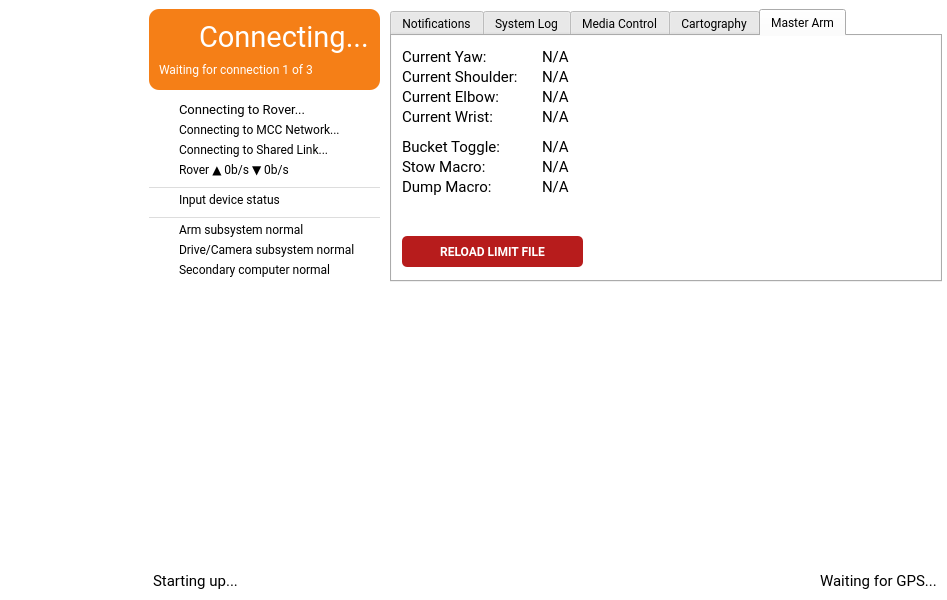
wuspy/soro, file MissionControl/soromainwindow.ui: the form before one commit.
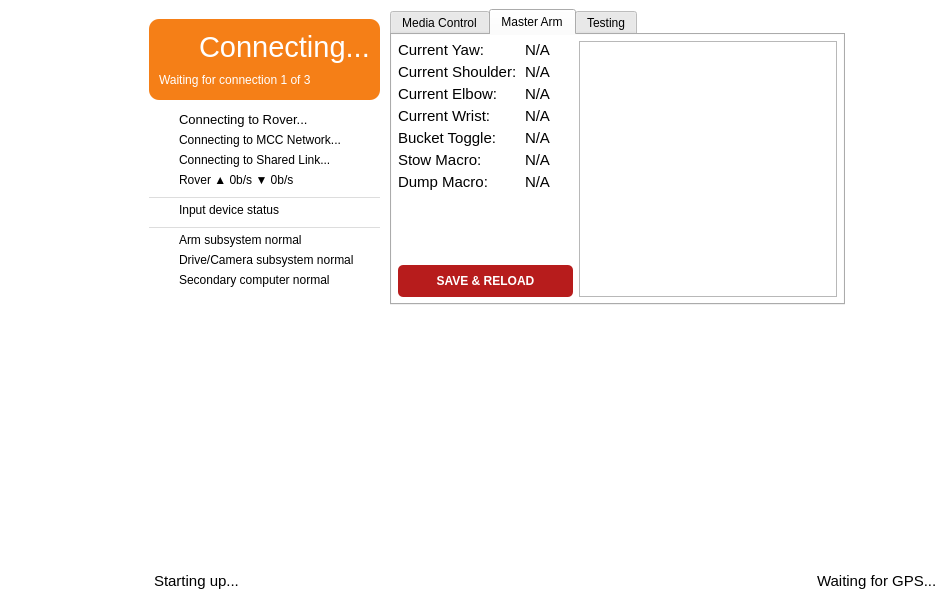
The form after the commit. The open tabs and pages were chosen to show the change. Custom widgets are drawn as their Qt base class.

The edit to the form file:
```diff
--- a/MissionControl/soromainwindow.ui
+++ b/MissionControl/soromainwindow.ui
@@ -16,6 +16,11 @@
     <height>600</height>
    </size>
   </property>
+  <property name="font">
+   <font>
+    <family>Arial</family>
+   </font>
+  </property>
   <property name="windowTitle">
    <string>Mission Control</string>
   </property>
@@ -75,7 +80,7 @@
        </property>
        <property name="font">
         <font>
-         <family>Roboto</family>
+         <family>Arial</family>
          <pointsize>11</pointsize>
         </font>
        </property>
@@ -120,7 +125,7 @@
        </property>
        <property name="font">
         <font>
-         <family>Roboto</family>
+         <family>Arial</family>
          <pointsize>11</pointsize>
         </font>
        </property>
@@ -144,16 +149,26 @@
       <height>271</height>
      </rect>
     </property>
+    <property name="font">
+     <font>
+      <family>Arial</family>
+     </font>
+    </property>
    </widget>
    <widget class="QWidget" name="infoContainer" native="true">
     <property name="geometry">
      <rect>
       <x>140</x>
       <y>0</y>
-      <width>811</width>
-      <height>291</height>
+      <width>714</width>
+      <height>314</height>
      </rect>
     </property>
+    <property name="font">
+     <font>
+      <family>Arial</family>
+     </font>
+    </property>
     <layout class="QHBoxLayout" name="horizontalLayout_2">
      <property name="leftMargin">
       <number>9</number>
@@ -192,7 +207,7 @@
         </property>
         <property name="font">
          <font>
-          <family>Roboto</family>
+          <family>Arial</family>
           <pointsize>10</pointsize>
           <weight>50</weight>
           <bold>false</bold>
@@ -213,7 +228,7 @@
         </property>
         <property name="font">
          <font>
-          <family>Roboto</family>
+          <family>Arial</family>
           <pointsize>9</pointsize>
           <weight>50</weight>
           <bold>false</bold>
@@ -237,7 +252,7 @@
         </property>
         <property name="font">
          <font>
-          <family>Roboto</family>
+          <family>Arial</family>
           <pointsize>9</pointsize>
           <weight>50</weight>
           <bold>false</bold>
@@ -303,7 +318,7 @@
         </property>
         <property name="font">
          <font>
-          <family>Roboto</family>
+          <family>Arial</family>
           <pointsize>9</pointsize>
           <weight>50</weight>
           <bold>false</bold>
@@ -343,7 +358,7 @@
         </property>
         <property name="font">
          <font>
-          <family>Roboto</family>
+          <family>Arial</family>
           <pointsize>9</pointsize>
           <weight>50</weight>
           <bold>false</bold>
@@ -399,7 +414,7 @@
         </property>
         <property name="font">
          <font>
-          <family>Roboto</family>
+          <family>Arial</family>
           <pointsize>9</pointsize>
           <weight>50</weight>
           <bold>false</bold>
@@ -436,7 +451,7 @@
         </property>
         <property name="font">
          <font>
-          <family>Roboto</family>
+          <family>Arial</family>
           <pointsize>9</pointsize>
           <weight>50</weight>
           <bold>false</bold>
@@ -457,7 +472,7 @@
         </property>
         <property name="font">
          <font>
-          <family>Roboto</family>
+          <family>Arial</family>
           <pointsize>9</pointsize>
           <weight>50</weight>
           <bold>false</bold>
@@ -573,7 +588,7 @@
          </property>
          <property name="font">
           <font>
-           <family>Roboto</family>
+           <family>Arial</family>
            <pointsize>22</pointsize>
            <weight>50</weight>
            <bold>false</bold>
@@ -597,7 +612,7 @@
          </property>
          <property name="font">
           <font>
-           <family>Roboto</family>
+           <family>Arial</family>
           </font>
          </property>
          <property name="styleSheet">
@@ -627,7 +642,7 @@
       <widget class="QTabWidget" name="mainTabWidget">
        <property name="font">
         <font>
-         <family>Roboto</family>
+         <family>Arial</family>
         </font>
        </property>
        <property name="tabPosition">
@@ -636,76 +651,9 @@
        <property name="currentIndex">
         <number>3</number>
        </property>
-       <widget class="QWidget" name="notificationTab">
-        <attribute name="title">
-         <string>Notifications</string>
-        </attribute>
-        <layout class="QVBoxLayout" name="verticalLayout_2">
-         <property name="leftMargin">
-          <number>6</number>
-         </property>
-         <property name="topMargin">
-          <number>6</number>
-         </property>
-         <property name="rightMargin">
-          <number>6</number>
-         </property>
-         <property name="bottomMargin">
-          <number>6</number>
-         </property>
-         <item>
-          <widget class="QListWidget" name="eventListWidget"/>
-         </item>
-         <item>
-          <widget class="QLineEdit" name="chatLineEdit"/>
-         </item>
-        </layout>
-       </widget>
-       <widget class="QWidget" name="systemLogTab">
-        <attribute name="title">
-         <string>System Log</string>
-        </attribute>
-        <layout class="QVBoxLayout" name="verticalLayout_3">
-         <property name="leftMargin">
-          <number>6</number>
-         </property>
-         <property name="topMargin">
-          <number>6</number>
-         </property>
-         <property name="rightMargin">
-          <number>6</number>
-         </property>
-         <property name="bottomMargin">
-          <number>6</number>
-         </property>
-         <item>
-          <widget class="QLabel" name="label">
-           <property name="font">
-            <font>
-             <family>Roboto</family>
-             <pointsize>10</pointsize>
-            </font>
-           </property>
-           <property name="styleSheet">
-            <string notr="true">color: #b71c1c;</string>
-           </property>
-           <property name="text">
-            <string>Unless your name is Jacob or Kevin, do not pay attention to anything you read here.</string>
-           </property>
-           <property name="wordWrap">
-            <bool>true</bool>
-           </property>
-          </widget>
-         </item>
-         <item>
-          <widget class="QTextEdit" name="loggingTextEdit">
-           <property name="readOnly">
-            <bool>true</bool>
-           </property>
-          </widget>
-         </item>
-        </layout>
-       </widget>
+       <property name="documentMode">
+        <bool>false</bool>
+       </property>
        <widget class="QWidget" name="mediaControlsTab">
         <attribute name="title">
          <string>Media Control</string>
@@ -915,55 +863,63 @@
          </item>
         </layout>
        </widget>
-       <widget class="QWidget" name="cartographyTab">
-        <attribute name="title">
-         <string>Cartography</string>
-        </attribute>
-       </widget>
        <widget class="QWidget" name="masterArmTab">
         <attribute name="title">
          <string>Master Arm</string>
         </attribute>
-        <widget class="QPushButton" name="masterarm_reloadFileButton">
-         <property name="geometry">
-          <rect>
-           <x>10</x>
-           <y>200</y>
-           <width>181</width>
-           <height>31</height>
-          </rect>
+        <layout class="QHBoxLayout" name="horizontalLayout_3">
+         <property name="leftMargin">
+          <number>6</number>
          </property>
-         <property name="font">
-          <font>
-           <family>Roboto</family>
-           <weight>75</weight>
-           <bold>true</bold>
-          </font>
+         <property name="topMargin">
+          <number>6</number>
          </property>
-         <property name="styleSheet">
-          <string notr="true">border-radius: 5px;
-color: white;
-background-color: #b71c1c;</string>
+         <property name="rightMargin">
+          <number>6</number>
          </property>
-         <property name="text">
-          <string>RELOAD LIMIT FILE</string>
+         <property name="bottomMargin">
+          <number>6</number>
          </property>
-         <property name="flat">
-          <bool>true</bool>
-         </property>
-        </widget>
+         <item>
+          <widget class="QWidget" name="masterArmConfigContainer" native="true">
+           <property name="maximumSize">
+            <size>
+             <width>180</width>
+             <height>16777215</height>
+            </size>
+           </property>
+           <layout class="QVBoxLayout" name="verticalLayout_5">
+            <property name="spacing">
+             <number>0</number>
+            </property>
+            <property name="leftMargin">
+             <number>0</number>
+            </property>
+            <property name="topMargin">
+             <number>0</number>
+            </property>
+            <property name="rightMargin">
+             <number>0</number>
+            </property>
+            <property name="bottomMargin">
+             <number>0</number>
+            </property>
+            <item>
+             <layout class="QFormLayout" name="masterArmValuesFormLayout">
+              <property name="fieldGrowthPolicy">
+               <enum>QFormLayout::ExpandingFieldsGrow</enum>
+              </property>
+              <property name="horizontalSpacing">
+               <number>8</number>
+              </property>
+              <property name="verticalSpacing">
+               <number>4</number>
+              </property>
+              <item row="1" column="0">
         <widget class="QLabel" name="sys_armSubsystemLabel_2">
-         <property name="geometry">
-          <rect>
-           <x>10</x>
-           <y>10</y>
-           <width>131</width>
-           <height>21</height>
-          </rect>
-         </property>
          <property name="font">
           <font>
-           <family>Roboto</family>
+                  <family>Arial</family>
            <pointsize>11</pointsize>
            <weight>50</weight>
            <bold>false</bold>
@@ -973,18 +929,33 @@
           <string>Current Yaw:</string>
          </property>
         </widget>
+              </item>
+              <item row="1" column="1">
+               <widget class="QLabel" name="masterarm_yawValueLabel">
+                <property name="minimumSize">
+                 <size>
+                  <width>48</width>
+                  <height>0</height>
+                 </size>
+                </property>
+                <property name="font">
+                 <font>
+                  <family>Arial</family>
+                  <pointsize>11</pointsize>
+                  <weight>50</weight>
+                  <bold>false</bold>
+                 </font>
+                </property>
+                <property name="text">
+                 <string>N/A</string>
+                </property>
+               </widget>
+              </item>
+              <item row="2" column="0">
         <widget class="QLabel" name="sys_armSubsystemLabel_3">
-         <property name="geometry">
-          <rect>
-           <x>10</x>
-           <y>30</y>
-           <width>131</width>
-           <height>21</height>
-          </rect>
-         </property>
          <property name="font">
           <font>
-           <family>Roboto</family>
+                  <family>Arial</family>
            <pointsize>11</pointsize>
            <weight>50</weight>
            <bold>false</bold>
@@ -994,18 +965,33 @@
           <string>Current Shoulder:</string>
          </property>
         </widget>
+              </item>
+              <item row="2" column="1">
+               <widget class="QLabel" name="masterarm_shoulderValueLabel">
+                <property name="minimumSize">
+                 <size>
+                  <width>48</width>
+                  <height>0</height>
+                 </size>
+                </property>
+                <property name="font">
+                 <font>
+                  <family>Arial</family>
+                  <pointsize>11</pointsize>
+                  <weight>50</weight>
+                  <bold>false</bold>
+                 </font>
+                </property>
+                <property name="text">
+                 <string>N/A</string>
+                </property>
+               </widget>
+              </item>
+              <item row="3" column="0">
         <widget class="QLabel" name="sys_armSubsystemLabel_4">
-         <property name="geometry">
-          <rect>
-           <x>10</x>
-           <y>50</y>
-           <width>131</width>
-           <height>21</height>
-          </rect>
-         </property>
          <property name="font">
           <font>
-           <family>Roboto</family>
+                  <family>Arial</family>
            <pointsize>11</pointsize>
            <weight>50</weight>
            <bold>false</bold>
@@ -1015,18 +1001,33 @@
           <string>Current Elbow:</string>
          </property>
         </widget>
+              </item>
+              <item row="3" column="1">
+               <widget class="QLabel" name="masterarm_elbowValueLabel">
+                <property name="minimumSize">
+                 <size>
+                  <width>48</width>
+                  <height>0</height>
+                 </size>
+                </property>
+                <property name="font">
+                 <font>
+                  <family>Arial</family>
+                  <pointsize>11</pointsize>
+                  <weight>50</weight>
+                  <bold>false</bold>
+                 </font>
+                </property>
+                <property name="text">
+                 <string>N/A</string>
+                </property>
+               </widget>
+              </item>
+              <item row="4" column="0">
         <widget class="QLabel" name="sys_armSubsystemLabel_5">
-         <property name="geometry">
-          <rect>
-           <x>10</x>
-           <y>70</y>
-           <width>131</width>
-           <height>21</height>
-          </rect>
-         </property>
          <property name="font">
           <font>
-           <family>Roboto</family>
+                  <family>Arial</family>
            <pointsize>11</pointsize>
            <weight>50</weight>
            <bold>false</bold>
@@ -1036,81 +1037,18 @@
           <string>Current Wrist:</string>
          </property>
         </widget>
-        <widget class="QLabel" name="masterarm_yawValueLabel">
-         <property name="geometry">
-          <rect>
-           <x>150</x>
-           <y>10</y>
-           <width>71</width>
-           <height>21</height>
-          </rect>
-         </property>
-         <property name="font">
-          <font>
-           <family>Roboto</family>
-           <pointsize>11</pointsize>
-           <weight>50</weight>
-           <bold>false</bold>
-          </font>
-         </property>
-         <property name="text">
-          <string>N/A</string>
-         </property>
-        </widget>
-        <widget class="QLabel" name="masterarm_shoulderValueLabel">
-         <property name="geometry">
-          <rect>
-           <x>150</x>
-           <y>30</y>
-           <width>71</width>
-           <height>21</height>
-          </rect>
-         </property>
-         <property name="font">
-          <font>
-           <family>Roboto</family>
-           <pointsize>11</pointsize>
-           <weight>50</weight>
-           <bold>false</bold>
-          </font>
-         </property>
-         <property name="text">
-          <string>N/A</string>
-         </property>
-        </widget>
-        <widget class="QLabel" name="masterarm_elbowValueLabel">
-         <property name="geometry">
-          <rect>
-           <x>150</x>
-           <y>50</y>
-           <width>71</width>
-           <height>21</height>
-          </rect>
-         </property>
-         <property name="font">
-          <font>
-           <family>Roboto</family>
-           <pointsize>11</pointsize>
-           <weight>50</weight>
-           <bold>false</bold>
-          </font>
-         </property>
-         <property name="text">
-          <string>N/A</string>
-         </property>
-        </widget>
+              </item>
+              <item row="4" column="1">
         <widget class="QLabel" name="masterarm_wristValueLabel">
-         <property name="geometry">
-          <rect>
-           <x>150</x>
-           <y>70</y>
-           <width>71</width>
-           <height>21</height>
-          </rect>
+                <property name="minimumSize">
+                 <size>
+                  <width>48</width>
+                  <height>0</height>
+                 </size>
          </property>
          <property name="font">
           <font>
-           <family>Roboto</family>
+                  <family>Arial</family>
            <pointsize>11</pointsize>
            <weight>50</weight>
            <bold>false</bold>
@@ -1120,18 +1058,48 @@
           <string>N/A</string>
          </property>
         </widget>
+              </item>
+              <item row="6" column="0">
+               <widget class="QLabel" name="sys_armSubsystemLabel_11">
+                <property name="font">
+                 <font>
+                  <family>Arial</family>
+                  <pointsize>11</pointsize>
+                  <weight>50</weight>
+                  <bold>false</bold>
+                 </font>
+                </property>
+                <property name="text">
+                 <string>Bucket Toggle:</string>
+                </property>
+               </widget>
+              </item>
+              <item row="6" column="1">
+               <widget class="QLabel" name="masterarm_bucketToggleValueLabel">
+                <property name="minimumSize">
+                 <size>
+                  <width>48</width>
+                  <height>0</height>
+                 </size>
+                </property>
+                <property name="font">
+                 <font>
+                  <family>Arial</family>
+                  <pointsize>11</pointsize>
+                  <weight>50</weight>
+                  <bold>false</bold>
+                 </font>
+                </property>
+                <property name="text">
+                 <string>N/A</string>
+                </property>
+               </widget>
+              </item>
+              <item row="7" column="0">
         <widget class="QLabel" name="sys_armSubsystemLabel_10">
-         <property name="geometry">
-          <rect>
-           <x>10</x>
-           <y>120</y>
-           <width>131</width>
-           <height>21</height>
-          </rect>
-         </property>
          <property name="font">
           <font>
-           <family>Roboto</family>
+                  <family>Arial</family>
            <pointsize>11</pointsize>
            <weight>50</weight>
            <bold>false</bold>
@@ -1141,18 +1109,18 @@
           <string>Stow Macro:</string>
          </property>
         </widget>
+              </item>
+              <item row="7" column="1">
         <widget class="QLabel" name="masterarm_stowMacroValueLabel">
-         <property name="geometry">
-          <rect>
-           <x>150</x>
-           <y>120</y>
-           <width>71</width>
-           <height>21</height>
-          </rect>
+                <property name="minimumSize">
+                 <size>
+                  <width>48</width>
+                  <height>0</height>
+                 </size>
          </property>
          <property name="font">
           <font>
-           <family>Roboto</family>
+                  <family>Arial</family>
            <pointsize>11</pointsize>
            <weight>50</weight>
            <bold>false</bold>
@@ -1162,18 +1130,12 @@
           <string>N/A</string>
          </property>
         </widget>
+              </item>
+              <item row="8" column="0">
         <widget class="QLabel" name="sys_armSubsystemLabel_12">
-         <property name="geometry">
-          <rect>
-           <x>10</x>
-           <y>140</y>
-           <width>131</width>
-           <height>21</height>
-          </rect>
-         </property>
          <property name="font">
           <font>
-           <family>Roboto</family>
+                  <family>Arial</family>
            <pointsize>11</pointsize>
            <weight>50</weight>
            <bold>false</bold>
@@ -1183,18 +1145,18 @@
           <string>Dump Macro:</string>
          </property>
         </widget>
+              </item>
+              <item row="8" column="1">
         <widget class="QLabel" name="masterarm_dumpMacroValueLabel">
-         <property name="geometry">
-          <rect>
-           <x>150</x>
-           <y>140</y>
-           <width>71</width>
-           <height>21</height>
-          </rect>
+                <property name="minimumSize">
+                 <size>
+                  <width>48</width>
+                  <height>0</height>
+                 </size>
          </property>
          <property name="font">
           <font>
-           <family>Roboto</family>
+                  <family>Arial</family>
            <pointsize>11</pointsize>
            <weight>50</weight>
            <bold>false</bold>
@@ -1204,48 +1166,148 @@
           <string>N/A</string>
          </property>
         </widget>
-        <widget class="QLabel" name="sys_armSubsystemLabel_11">
-         <property name="geometry">
-          <rect>
-           <x>10</x>
-           <y>100</y>
-           <width>131</width>
-           <height>21</height>
-          </rect>
-         </property>
+              </item>
+             </layout>
+            </item>
+            <item>
+             <spacer name="verticalSpacer_3">
+              <property name="orientation">
+               <enum>Qt::Vertical</enum>
+              </property>
+              <property name="sizeHint" stdset="0">
+               <size>
+                <width>20</width>
+                <height>40</height>
+               </size>
+              </property>
+             </spacer>
+            </item>
+            <item>
+             <widget class="QPushButton" name="masterarm_reloadFileButton">
+              <property name="minimumSize">
+               <size>
+                <width>0</width>
+                <height>32</height>
+               </size>
+              </property>
          <property name="font">
           <font>
-           <family>Roboto</family>
-           <pointsize>11</pointsize>
-           <weight>50</weight>
-           <bold>false</bold>
-          </font>
-         </property>
+                <family>Arial</family>
+                <weight>75</weight>
+                <bold>true</bold>
+               </font>
+              </property>
+              <property name="cursor">
+               <cursorShape>PointingHandCursor</cursorShape>
+              </property>
+              <property name="styleSheet">
+               <string notr="true">border-radius: 5px;
+color: white;
+background-color: #b71c1c;</string>
+              </property>
          <property name="text">
-          <string>Bucket Toggle:</string>
-         </property>
-        </widget>
-        <widget class="QLabel" name="masterarm_bucketToggleValueLabel">
-         <property name="geometry">
-          <rect>
-           <x>150</x>
-           <y>100</y>
-           <width>71</width>
-           <height>21</height>
-          </rect>
-         </property>
+               <string>SAVE &amp;&amp; RELOAD</string>
+              </property>
+              <property name="flat">
+               <bool>true</bool>
+              </property>
+             </widget>
+            </item>
+           </layout>
+          </widget>
+         </item>
+         <item>
+          <widget class="QTextEdit" name="masterArmFileTextEdit">
+           <property name="font">
+            <font>
+             <family>Arial</family>
+            </font>
+           </property>
+           <property name="frameShape">
+            <enum>QFrame::StyledPanel</enum>
+           </property>
+          </widget>
+         </item>
+        </layout>
+       </widget>
+       <widget class="QWidget" name="testingTab">
+        <attribute name="title">
+         <string>Testing</string>
+        </attribute>
+        <layout class="QHBoxLayout" name="horizontalLayout_4">
+         <property name="leftMargin">
+          <number>6</number>
+         </property>
+         <property name="topMargin">
+          <number>6</number>
+         </property>
+         <property name="rightMargin">
+          <number>6</number>
+         </property>
+         <property name="bottomMargin">
+          <number>6</number>
+         </property>
+         <item>
+          <layout class="QFormLayout" name="formLayout">
+           <item row="0" column="0">
+            <widget class="QLabel" name="sys_armSubsystemLabel_6">
          <property name="font">
           <font>
-           <family>Roboto</family>
+               <family>Arial</family>
            <pointsize>11</pointsize>
            <weight>50</weight>
            <bold>false</bold>
           </font>
          </property>
          <property name="text">
-          <string>N/A</string>
-         </property>
-        </widget>
+              <string>Simulated Delay (ms):</string>
+             </property>
+            </widget>
+           </item>
+           <item row="0" column="1">
+            <widget class="QSpinBox" name="testing_delaySpinBox">
+             <property name="maximum">
+              <number>100000</number>
+             </property>
+             <property name="singleStep">
+              <number>10</number>
+             </property>
+            </widget>
+           </item>
+           <item row="1" column="1">
+            <widget class="QPushButton" name="masterarm_reloadFileButton_2">
+             <property name="minimumSize">
+              <size>
+               <width>0</width>
+               <height>32</height>
+              </size>
+             </property>
+             <property name="font">
+              <font>
+               <family>Arial</family>
+               <weight>75</weight>
+               <bold>true</bold>
+              </font>
+             </property>
+             <property name="cursor">
+              <cursorShape>PointingHandCursor</cursorShape>
+             </property>
+             <property name="styleSheet">
+              <string notr="true">border-radius: 5px;
+color: white;
+background-color: #b71c1c;</string>
+             </property>
+             <property name="text">
+              <string>SAVE &amp;&amp; RELOAD</string>
+             </property>
+             <property name="flat">
+              <bool>true</bool>
+             </property>
+            </widget>
+           </item>
+          </layout>
+         </item>
+        </layout>
        </widget>
       </widget>
      </item>
```
Left out of the diff: 48 changed lines with no effect on the pictures. Lines whose indentation alone changed are shown as unchanged.
